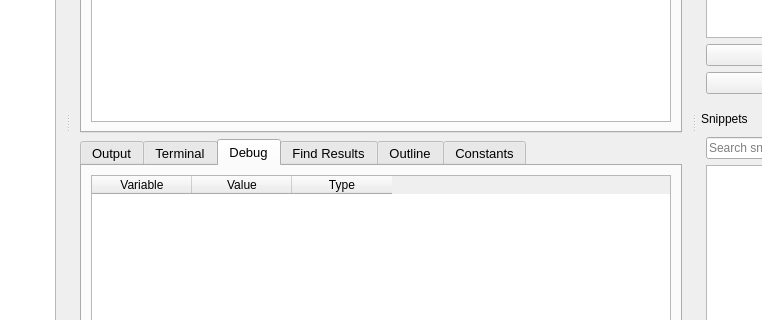
The window that Tools/HolocronToolset/src/ui/editors/nss.ui (NickHugi/PyKotor) describes before a commit, drawn with Qt 5; both pictures show x 209 to 971 and y 222 to 542 of the 1180 by 690 pixel window.
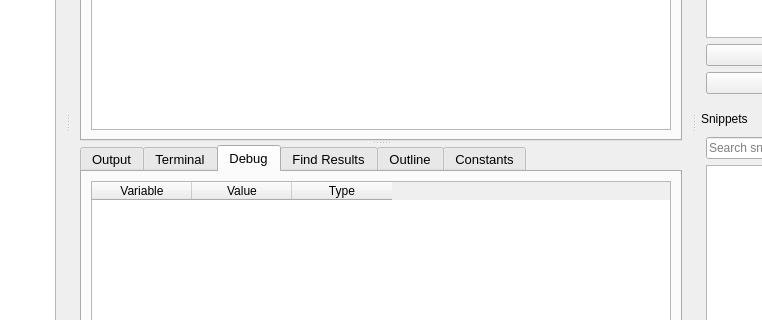
The same window after the commit. Custom widgets are drawn as their Qt base class.

```diff
--- a/Tools/HolocronToolset/src/ui/editors/nss.ui
+++ b/Tools/HolocronToolset/src/ui/editors/nss.ui
@@ -73,6 +73,10 @@
                     </spacer>
                 </item>
                 <item>
+                    <widget class="QSplitter" name="mainSplitter">
+                        <property name="orientation">
+                            <enum>Qt::Vertical</enum>
+                        </property>
                     <widget class="QTabWidget" name="editorTabs">
                         <property name="sizePolicy">
                             <sizepolicy hsizetype="Expanding" vsizetype="Preferred">
@@ -115,8 +119,6 @@
                             </layout>
                         </widget>
                     </widget>
-                </item>
-                <item>
                     <widget class="QTabWidget" name="panelTabs">
                         <property name="font">
                             <font>
@@ -278,6 +280,7 @@
                                     </layout>
                                 </item>
                             </layout>
+                            </widget>
                         </widget>
                     </widget>
                 </item>
```
Lines whose indentation alone changed are shown as unchanged.
